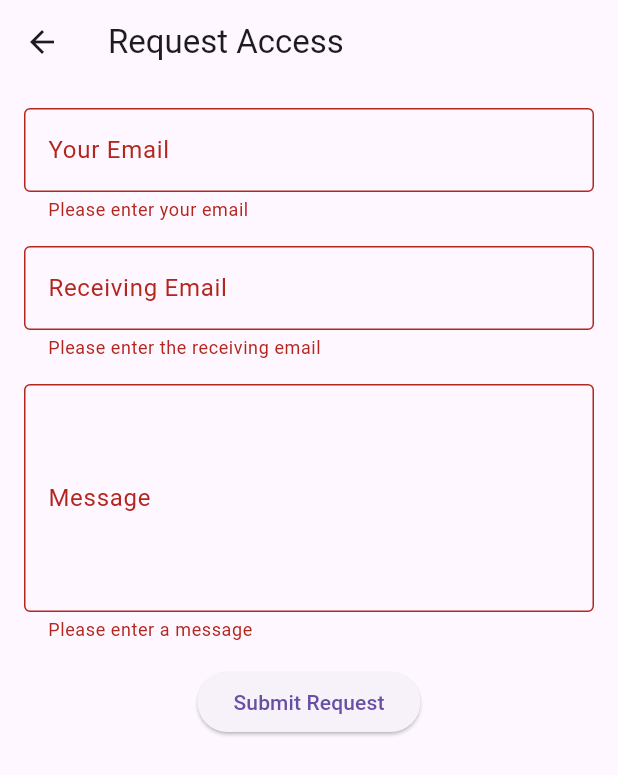
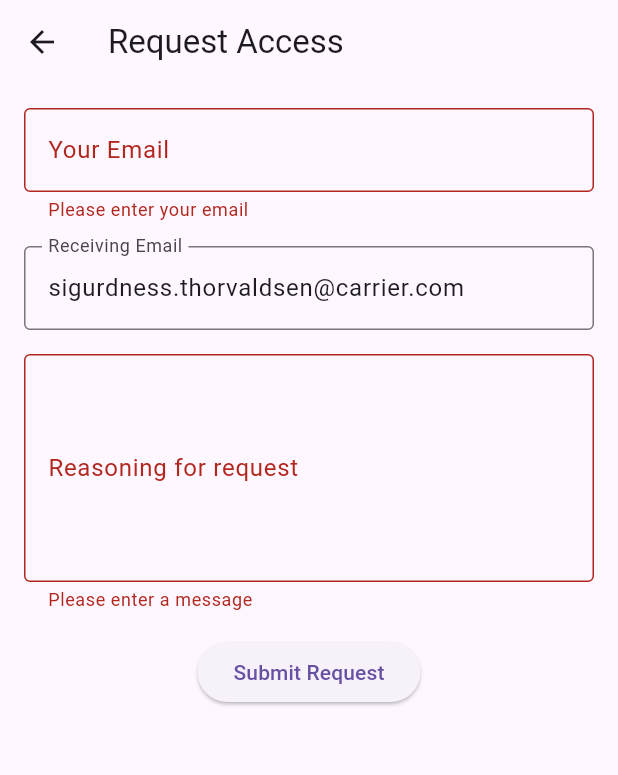
Before and after one commit to AndKlet/Autronica-Onboarding-clean, a Flutter app: the RequestAccessForm screen opened directly with empty values, after a tap on "Submit Request", on a phone screen of 412 x 824 dp. Shown: the top 775 px of the screen. Run offline on Flutter 3.47's test engine with Material 3 defaults, Android fonts, the phone set to English and light mode, and no system bars; our stand-ins replace dotted_border, flutter_secure_storage, flutter_svg, webview_flutter; missing offline and left inert: flutter_inappwebview; accounts and stored records are empty; network calls fail.

Commit message:
sending email is set to email used to log in. Receiving is set to Autronica employee

```diff
--- a/frontend/autron/lib/src/widgets/request_access_form.dart
+++ b/frontend/autron/lib/src/widgets/request_access_form.dart
@@ -4,6 +4,7 @@ import 'package:autron/src/view_models/department_model.dart';
 import 'package:autron/src/view_models/request_model.dart';
 import 'package:autron/src/view_models/software_model.dart';
 import 'package:flutter/material.dart';
+import 'package:flutter_secure_storage/flutter_secure_storage.dart';
 import 'package:http/http.dart' as http;
 import 'dart:convert';
 
@@ -29,11 +30,28 @@ class _RequestAccessFormState extends State<RequestAccessForm> {
   final _formKey = GlobalKey<FormState>();
   final TextEditingController _emailController = TextEditingController();
   final TextEditingController _receivingEmailController =
-      TextEditingController();
+      TextEditingController(text: 'sigurdness.thorvaldsen@carrier.com');
   final TextEditingController _messageController = TextEditingController();
+  final _storage = const FlutterSecureStorage();
   String _requestStatus = 'Not Requested';
   bool _isLoading = false;
   String? _errorMessage;
+
+  @override
+  void initState() {
+    super.initState();
+    _loadUserEmail();
+  }
+
+  Future<void> _loadUserEmail() async {
+    // Load email from secure storage and set it in the email field
+    final userEmail = await _storage.read(key: 'user_email');
+    if (userEmail != null) {
+      setState(() {
+        _emailController.text = userEmail;
+      });
+    }
+  }
 
   Future<void> _submitRequest() async {
     setState(() {
@@ -57,8 +75,10 @@ class _RequestAccessFormState extends State<RequestAccessForm> {
           department: widget.department,
           description: 'This is a placeholder for software information.',
           request_method: 'email',
-            servicenow_link: 'This is a placeholder for the servicenow request ticket link.',
-          ));
+          servicenow_link:
+              'This is a placeholder for the servicenow request ticket link.',
+        ),
+      );
 
       try {
         final response = await http.post(
@@ -70,39 +90,24 @@ class _RequestAccessFormState extends State<RequestAccessForm> {
             'email': email,
             'receiving_email': receivingEmail,
             'message': message,
-            'software_name':
-                widget.softwareName, // Pass the software name to the backend
+            'software_name': widget.softwareName,
             'subject': 'Access Request for ${widget.softwareName}',
           }),
         );
 
         if (response.statusCode == 200) {
-          // Handle success
           ScaffoldMessenger.of(context).showSnackBar(
             const SnackBar(content: Text('Request sent successfully')),
           );
         } else {
-          // Handle error
           ScaffoldMessenger.of(context).showSnackBar(
             SnackBar(content: Text('Failed to send request: ${response.body}')),
           );
         }
       } catch (e) {
-        // Handle any error that occurs during the request
         ScaffoldMessenger.of(context).showSnackBar(
           SnackBar(content: Text('Error: $e')),
         );
-      }
-
-      try {
-        await RequestService().requestSoftware(request);
-        setState(() {
-          _requestStatus = 'Requested';
-        });
-      } catch (e) {
-        setState(() {
-          _errorMessage = 'Failed to request access: $e';
-        });
       } finally {
         setState(() {
           _isLoading = false;
@@ -154,7 +159,7 @@ class _RequestAccessFormState extends State<RequestAccessForm> {
               TextFormField(
                 controller: _messageController,
                 decoration: const InputDecoration(
-                  labelText: 'Message',
+                  labelText: 'Reasoning for request',
                   border: OutlineInputBorder(),
                 ),
                 keyboardType: TextInputType.multiline,
```
Also changed, not shown: frontend/autron/lib/src/services/auth_service.dart (+13 -2 lines). Lines whose indentation alone changed are shown as unchanged.
